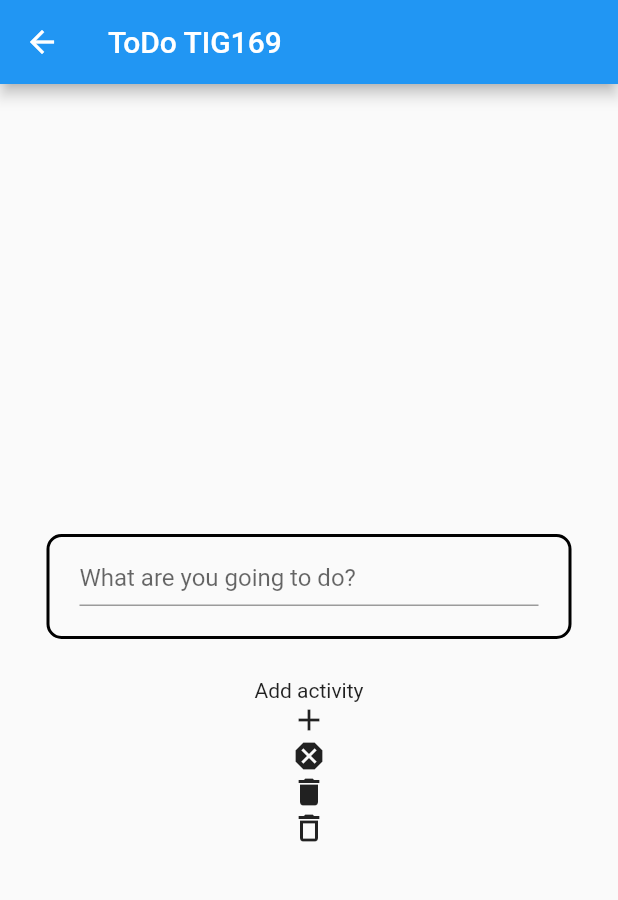
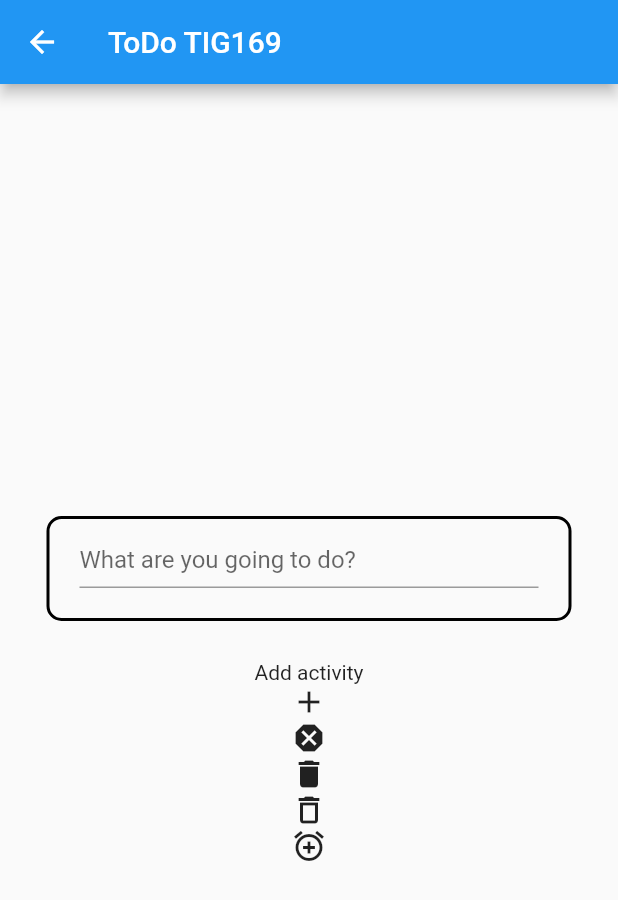
Before and after one commit to gu-tig169-ht21/gusoscer, a Flutter app: the ThirdView screen opened directly, on a phone screen of 412 x 824 dp. Shown: the top 900 px of the screen. Run offline on Flutter 3.47's test engine with Material 2 defaults, Android fonts, the phone set to English and light mode, and no system bars.

Commit message:
button4 add

```diff
--- a/lib/main.dart
+++ b/lib/main.dart
@@ -165,6 +165,7 @@ Widget item(String toDo, bool done) {
                 Icon(Icons.dangerous),
                 Icon(Icons.delete),
                 Icon(Icons.delete_outline),
+                Icon(Icons.add_alarm),
             ],
             ),
           ),
```
